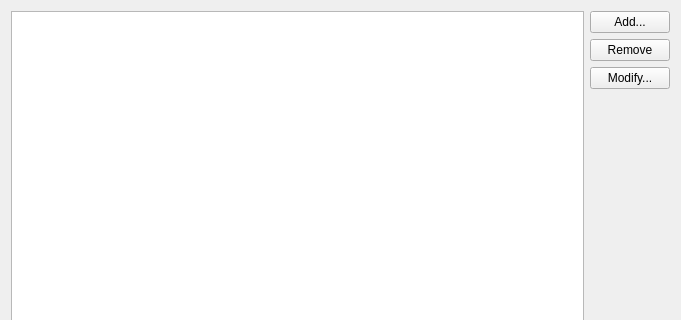
The window that archivemailagent/ui/archivemailwidget.ui (chusopr/kdepim-ktimetracker-akonadi) describes before a commit, drawn with Qt 5; both pictures show x 0 to 681 and y 0 to 320 of the 681 by 634 pixel window.
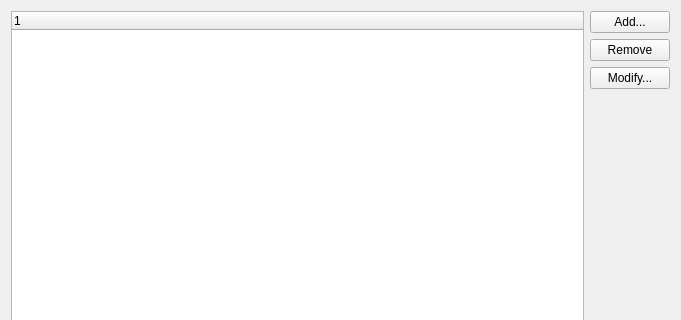
The same window after the commit.

Commit message: Use a QTreeWidget

Patch:
```diff
--- a/archivemailagent/ui/archivemailwidget.ui
+++ b/archivemailagent/ui/archivemailwidget.ui
@@ -11,9 +11,6 @@
    </rect>
   </property>
   <layout class="QGridLayout" name="gridLayout">
-   <item row="0" column="0">
-    <widget class="QListWidget" name="listWidget"/>
-   </item>
    <item row="0" column="1">
     <layout class="QVBoxLayout" name="verticalLayout">
      <item>
@@ -52,6 +49,15 @@
      </item>
     </layout>
    </item>
+   <item row="0" column="0">
+    <widget class="QTreeWidget" name="treeWidget">
+     <column>
+      <property name="text">
+       <string notr="true">1</string>
+      </property>
+     </column>
+    </widget>
+   </item>
   </layout>
  </widget>
  <resources/>
```
The commit also changes 2 other files.
